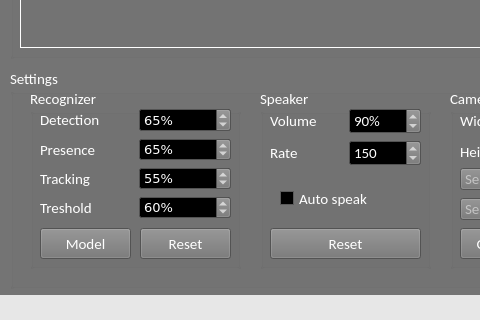
Qt form src/gui.ui (DXtR1337/AI_sign_language_translator) before a commit; both pictures show x 0 to 480 and y 462 to 782 of the 1171 by 782 pixel window.
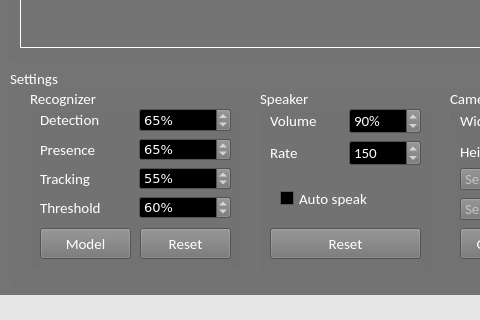
The same form after that commit. Icons and pictures are not drawn.

What changed in the file:
```diff
--- a/src/gui.ui
+++ b/src/gui.ui
@@ -1121,7 +1121,7 @@
        <item row="3" column="0">
         <widget class="QLabel" name="label_treshold">
          <property name="text">
-          <string>Treshold</string>
+          <string>Threshold</string>
          </property>
         </widget>
        </item>
```
Left out of the diff: 2 changed lines with no effect on the pictures.
